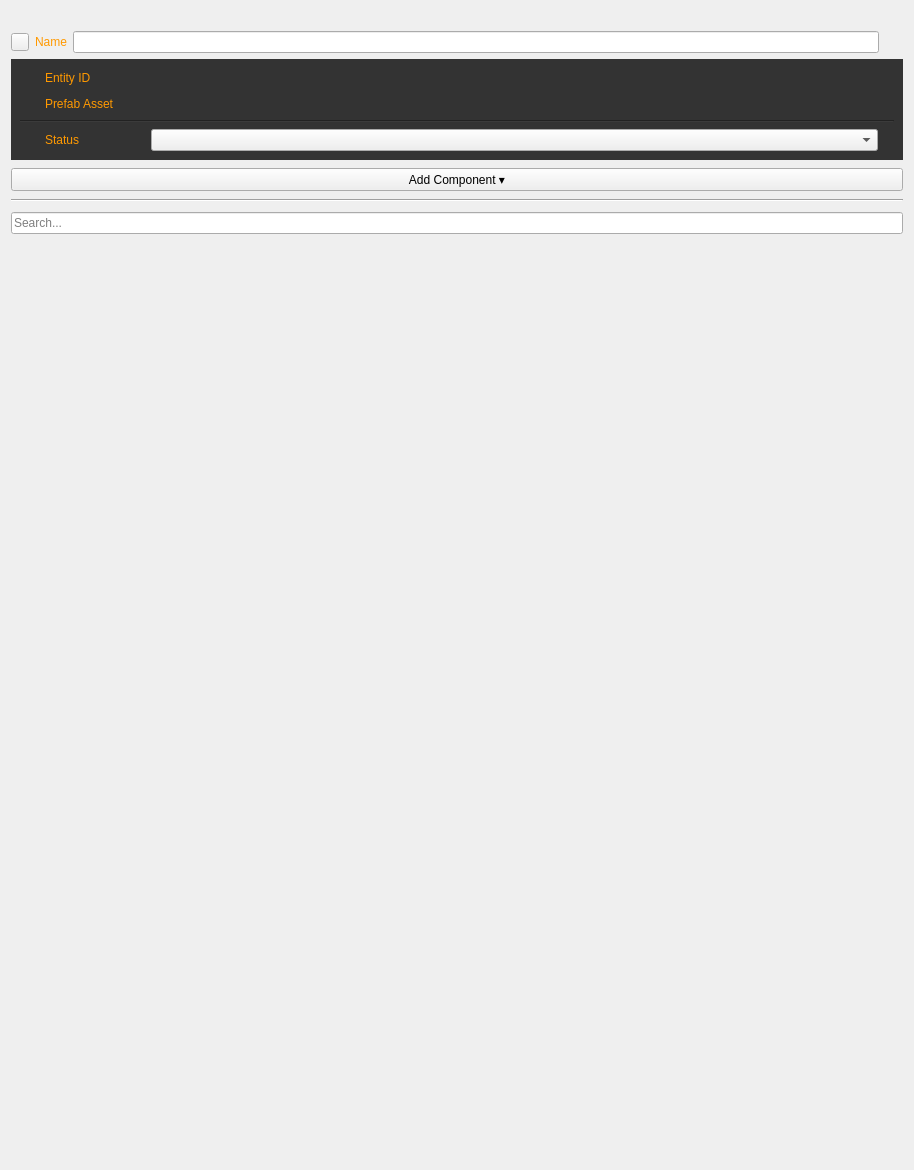
Above: Code/Framework/AzToolsFramework/AzToolsFramework/UI/PropertyEditor/EntityPropertyEditor.ui from IPeralta-GLSL/DuskEngine_2 before the change. Below: the same form after it.
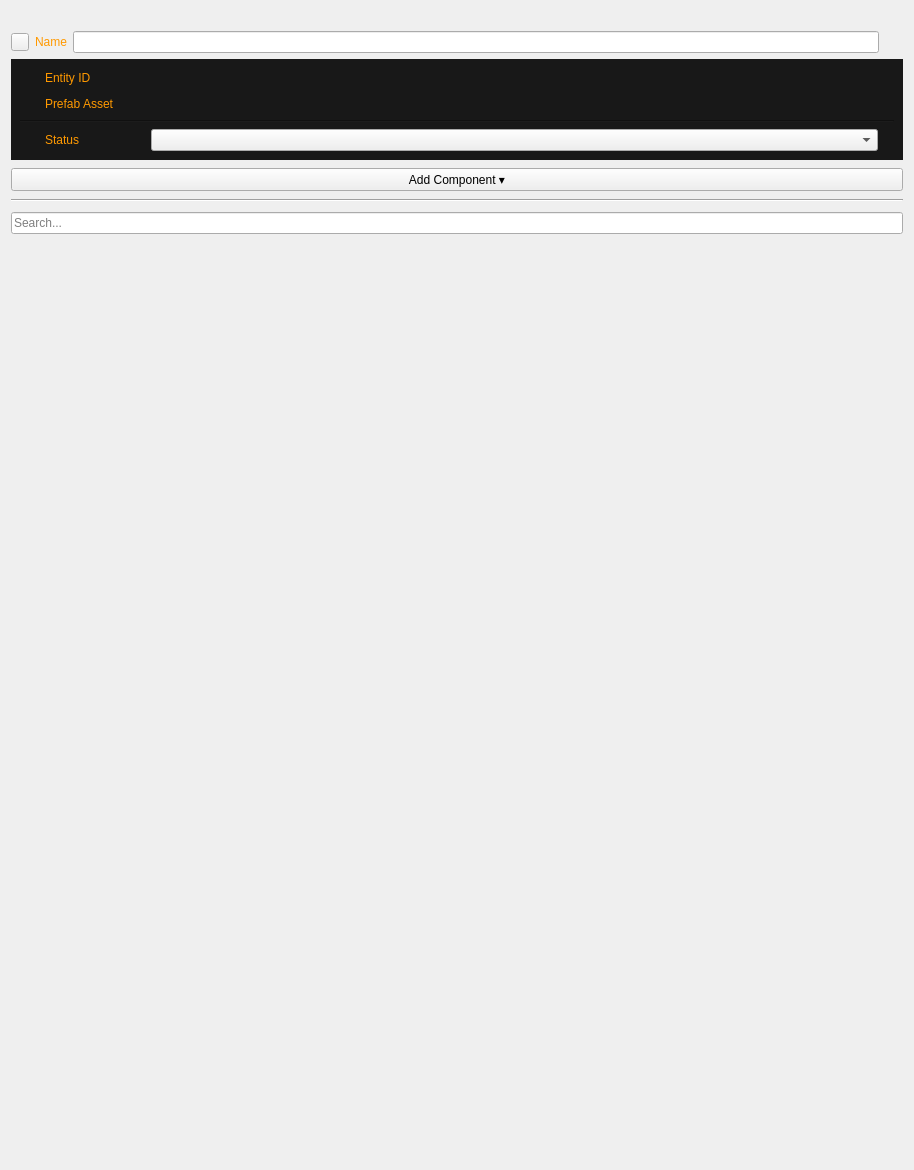
That is the form after the change. Icons and pictures are not drawn. Custom widgets are drawn as their Qt base class.

Commit message: Update color scheme in UI styles for improved visual consistency

Diff of the .ui file:
```diff
--- a/Code/Framework/AzToolsFramework/AzToolsFramework/UI/PropertyEditor/EntityPropertyEditor.ui
+++ b/Code/Framework/AzToolsFramework/AzToolsFramework/UI/PropertyEditor/EntityPropertyEditor.ui
@@ -190,7 +190,7 @@
         </size>
        </property>
        <property name="styleSheet">
-        <string notr="true">QWidget#m_darkBox { background-color:rgb(51, 51, 51) }</string>
+        <string notr="true">QWidget#m_darkBox { background-color:rgb(24, 24, 24) }</string>
        </property>
        <layout class="QVBoxLayout" name="verticalLayout_4">
         <item>
@@ -378,7 +378,7 @@
               <string>ID of entity selected.</string>
              </property>
              <property name="styleSheet">
-              <string notr="true">background-color:rgb(51, 51, 51)</string>
+              <string notr="true">background-color:rgb(24, 24, 24)</string>
              </property>
              <property name="text">
               <string>Entity ID</string>
@@ -533,7 +533,7 @@
               <string/>
              </property>
              <property name="styleSheet">
-              <string notr="true">background-color:rgb(51, 51, 51)</string>
+              <string notr="true">background-color:rgb(24, 24, 24)</string>
              </property>
              <property name="text">
               <string/>
@@ -747,7 +747,7 @@
               <string>Prefab Asset File Used for This Prefab</string>
              </property>
              <property name="styleSheet">
-              <string notr="true">background-color:rgb(51, 51, 51)</string>
+              <string notr="true">background-color:rgb(24, 24, 24)</string>
              </property>
              <property name="text">
               <string>Prefab Asset</string>
@@ -902,7 +902,7 @@
               <string/>
              </property>
              <property name="styleSheet">
-              <string notr="true">background-color:rgb(51, 51, 51)</string>
+              <string notr="true">background-color:rgb(24, 24, 24)</string>
              </property>
              <property name="text">
               <string/>
@@ -940,7 +940,7 @@
            </sizepolicy>
           </property>
           <property name="styleSheet">
-           <string notr="true">background-color:rgb(51, 51, 51)</string>
+           <string notr="true">background-color:rgb(24, 24, 24)</string>
           </property>
           <property name="frameShadow">
            <enum>QFrame::Sunken</enum>
@@ -1138,7 +1138,7 @@
 &lt;li style=&quot;&quot; style=&quot; margin-top:12px; margin-bottom:12px; margin-left:0px; margin-right:0px; -qt-block-indent:0; text-indent:0px;&quot;&gt;&lt;span style=&quot; font-weight:600;&quot;&gt;Editor Only&lt;/span&gt; - This entity exists in the Editor only.  &amp;quot;Run In Editor&amp;quot; mode (Ctrl-G) and the standalone game runtime will not contain this entity, but will still contain its children, as if they were parented to this entity's parent.&lt;/li&gt;&lt;/ul&gt;&lt;/body&gt;&lt;/html&gt;</string>
              </property>
              <property name="styleSheet">
-              <string notr="true">background-color:rgb(51, 51, 51)</string>
+              <string notr="true">background-color:rgb(24, 24, 24)</string>
              </property>
              <property name="text">
               <string>Status</string>
```
The commit also changes 3 other files.
